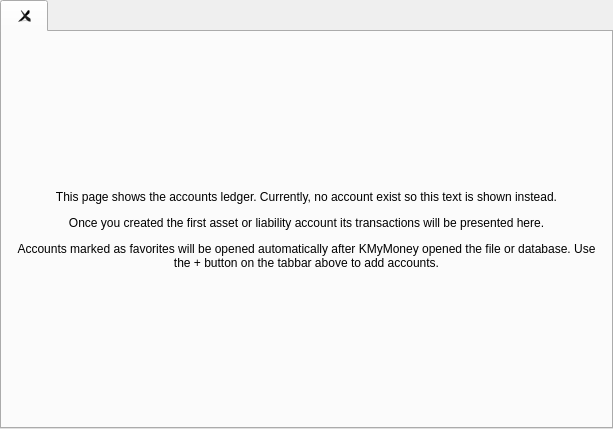
Old version of the form kmymoney/views/simpleledgerview.ui in the repository KDE/kmymoney.
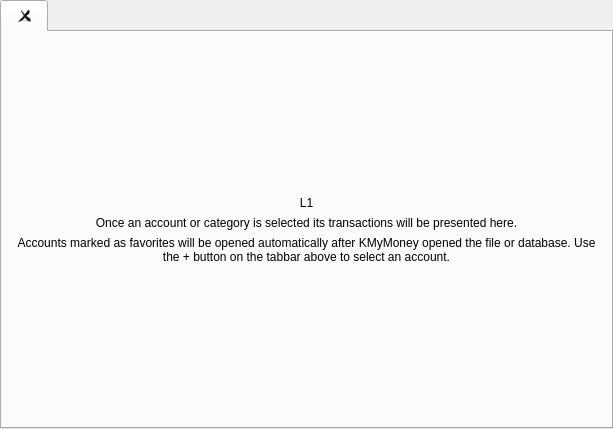
New version of the form. Icons and pictures are not drawn.

Commit message:
Dynamically change the label text on the ledger view
The message now differentiates between no accounts available and no
accounts selected.

What changed in the file:
```diff
--- a/kmymoney/views/simpleledgerview.ui
+++ b/kmymoney/views/simpleledgerview.ui
@@ -39,7 +39,7 @@
       <attribute name="title">
        <string notr="true"/>
       </attribute>
-      <layout class="QVBoxLayout" name="verticalLayout" stretch="2,0,2">
+      <layout class="QVBoxLayout" name="verticalLayout">
        <item>
         <spacer name="verticalSpacer_2">
          <property name="orientation">
@@ -56,7 +56,33 @@
        <item>
         <widget class="QLabel" name="label">
          <property name="text">
-          <string>&lt;html&gt;&lt;head/&gt;&lt;body&gt;&lt;p&gt;This page shows the accounts ledger. Currently, no account exist so this text is shown instead.&lt;/p&gt;&lt;p&gt;Once you created the first asset or liability account its transactions will be presented here.&lt;/p&gt;&lt;p&gt;Accounts marked as favorites will be opened automatically after KMyMoney opened the file or database. Use the + button on the tabbar above to add accounts.&lt;/p&gt;&lt;/body&gt;&lt;/html&gt;</string>
+          <string notr="true" extracomment="placeholder">L1</string>
+         </property>
+         <property name="alignment">
+          <set>Qt::AlignCenter</set>
+         </property>
+         <property name="wordWrap">
+          <bool>true</bool>
+         </property>
+        </widget>
+       </item>
+       <item>
+        <widget class="QLabel" name="l2">
+         <property name="text">
+          <string>&lt;html&gt;&lt;head/&gt;&lt;body&gt;&lt;p&gt;Once an account or category is selected its transactions will be presented here.&lt;/p&gt;&lt;/body&gt;&lt;/html&gt;</string>
+         </property>
+         <property name="alignment">
+          <set>Qt::AlignCenter</set>
+         </property>
+         <property name="wordWrap">
+          <bool>true</bool>
+         </property>
+        </widget>
+       </item>
+       <item>
+        <widget class="QLabel" name="l3">
+         <property name="text">
+          <string>&lt;html&gt;&lt;head/&gt;&lt;body&gt;&lt;p&gt;Accounts marked as favorites will be opened automatically after KMyMoney opened the file or database. Use the + button on the tabbar above to select an account.&lt;/p&gt;&lt;/body&gt;&lt;/html&gt;</string>
          </property>
          <property name="alignment">
           <set>Qt::AlignCenter</set>
```
Left out of the diff: 2 changed lines with no effect on the pictures. The commit also changes 1 other file.
